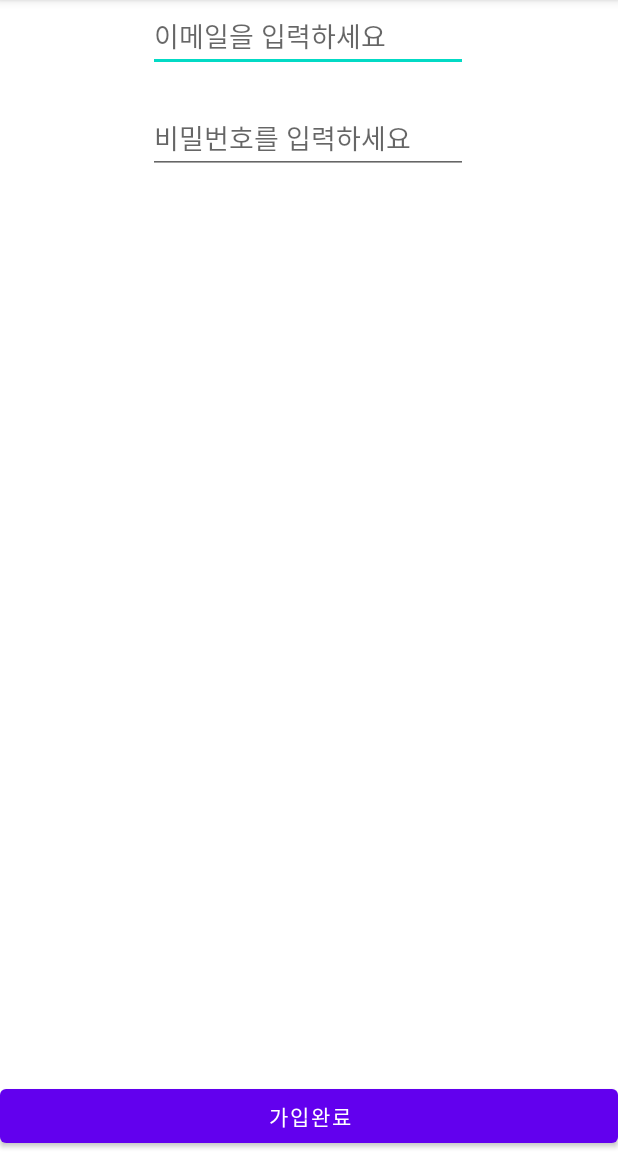
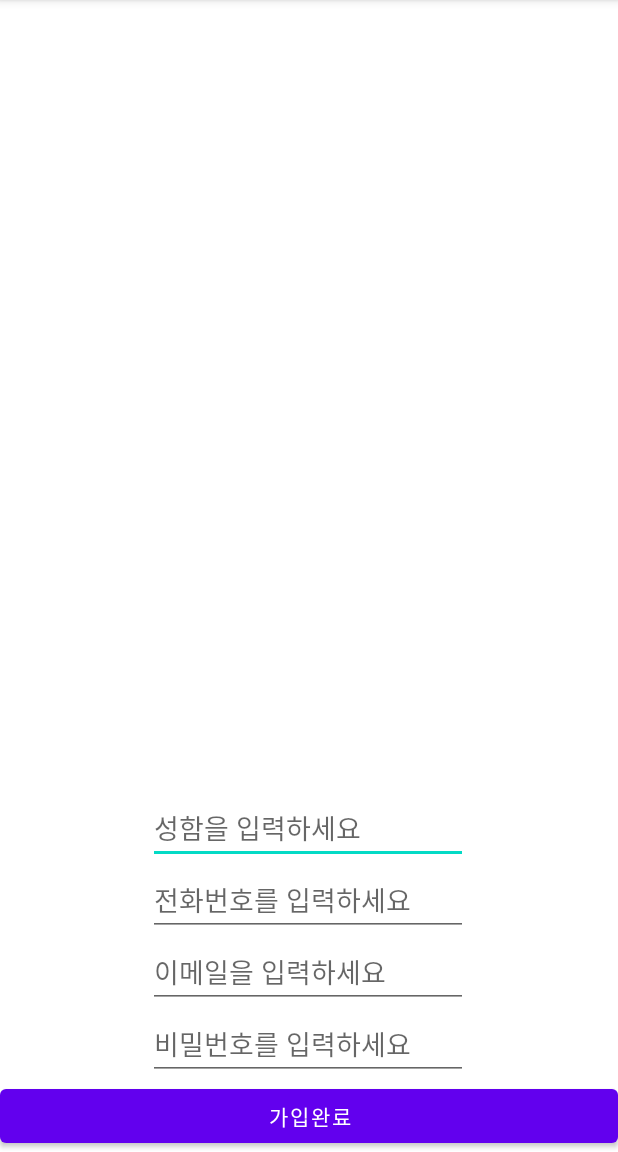
Before and after one commit to Hyeon0706/GotoJeju, an Android app: the RegisterActivity screen opened directly, with no data from a screen before it, on a phone screen of 412 x 824 dp, the part 84-1236 px from its top. Run offline under Robolectric (Android 15) with nearby library versions, the phone set to English and light mode, and no system bars; our stand-ins replace Firebase (no records; nobody signed in at launch, a user with empty details on screens opened directly).

Commit message:
Merge remote-tracking branch 'origin/master'
# Conflicts:
#	.idea/deploymentTargetDropDown.xml
로그인 기능 회원가입 기능으로 시작
회원가입 기능에 사용자 정보 추가

```diff
--- a/app/src/main/java/com/example/myapplication/RegisterActivity.java
+++ b/app/src/main/java/com/example/myapplication/RegisterActivity.java
@@ -21,7 +21,7 @@ public class RegisterActivity extends AppCompatActivity {
 
     private FirebaseAuth mFirebaseAuth;     //파이어베이스 인증
     private DatabaseReference nDatabaseRef; //실시간 데이터베이스
-    private EditText mEtEmail,mEtPwd;       //회원가입 입력필드
+    private EditText mEtEmail,mEtPwd,mEtName,mEtphoneNum;       //회원가입 입력필드
     private Button mBtnRegister;            //회원가입 버튼
 
 
@@ -36,6 +36,8 @@ public class RegisterActivity extends AppCompatActivity {
         mEtEmail=findViewById(R.id.et_email);
         mEtPwd=findViewById(R.id.et_pwd);
         mBtnRegister=findViewById(R.id.btn_register);
+        mEtName=findViewById(R.id.et_name);
+        mEtphoneNum=findViewById(R.id.et_phoneNum);
 
         mBtnRegister.setOnClickListener(new View.OnClickListener() {
             @Override
@@ -43,6 +45,8 @@ public class RegisterActivity extends AppCompatActivity {
                 // 회원가입 처리 시작
                 String strEmail =mEtEmail.getText().toString(); //문자열로 입력된 걸 가져옴
                 String strPwd=mEtPwd.getText().toString(); //변수에 할당
+                String strName=mEtName.getText().toString(); // 이름 할당
+                String strPhoneNum=mEtphoneNum.getText().toString(); //폰번호 할당
 
                 //firebaseAuth 진행
                 mFirebaseAuth.createUserWithEmailAndPassword(strEmail,strPwd).addOnCompleteListener(RegisterActivity.this, new OnCompleteListener<AuthResult>() {
@@ -52,20 +56,25 @@ public class RegisterActivity extends AppCompatActivity {
                         if(task.isSuccessful()) {
                             FirebaseUser firebaseUser = mFirebaseAuth.getCurrentUser(); //현재 유저 가져오기
                             UserAccount account =new UserAccount();
+                            //데이터베이스에 삽입
                             account.setIdToken(firebaseUser.getUid()); //고윳값
                             account.setEmailId(firebaseUser.getEmail());
                             account.setPassword(strPwd);
+                            account.setName(strName);
+                            account.setPhoneNum(strPhoneNum);
 
                             //setValue :database에 insert(삽입)행위
                             nDatabaseRef.child("UserAccount").child(firebaseUser.getUid()).setValue(account);
 
                             Toast.makeText (RegisterActivity.this,"회원가입에 성공했습니다",Toast.LENGTH_SHORT).show();
-
+                            finish();
                         }else{
                             Toast.makeText (RegisterActivity.this,"회원가입에 실패했습니다",Toast.LENGTH_SHORT).show();
 
                         }
                     }
+
+
                 });
             }
         });
--- a/app/src/main/java/com/example/myapplication/UserAccount.java
+++ b/app/src/main/java/com/example/myapplication/UserAccount.java
@@ -6,7 +6,8 @@ public class UserAccount {
     private String idToken; //firebase uid (고유 토큰정보)
     private String emailId; // 이메일 아이디
     private String password;// 페스워드
-
+    private String name;
+    private String phoneNum;
 
 
     public UserAccount(){ } //파이어베이스 에서는 빈생성자만들어야함
@@ -40,6 +41,19 @@ public class UserAccount {
     }
 
 
+    public String getName() {
+        return name;
+    }
 
+    public void setName(String name) {
+        this.name = name;
+    }
 
+    public String getPhoneNum() {
+        return phoneNum;
+    }
+
+    public void setPhoneNum(String phoneNum) {
+        this.phoneNum = phoneNum;
+    }
 }
--- a/app/src/main/res/layout/activity_register.xml
+++ b/app/src/main/res/layout/activity_register.xml
@@ -7,6 +7,47 @@
     tools:context=".RegisterActivity">
 
     <EditText
+        android:id="@+id/et_name"
+        android:layout_width="wrap_content"
+        android:layout_height="wrap_content"
+
+        android:ems="10"
+        android:hint="성함을 입력하세요"
+        android:inputType="textEmailAddress"
+        app:layout_constraintBottom_toTopOf="@+id/et_phoneNum"
+        app:layout_constraintEnd_toEndOf="parent"
+        app:layout_constraintHorizontal_bias="0.497"
+        app:layout_constraintStart_toStartOf="parent"
+        tools:ignore="MissingConstraints" />
+
+    <EditText
+        android:id="@+id/et_phoneNum"
+        android:layout_width="wrap_content"
+        android:layout_height="wrap_content"
+
+        android:ems="10"
+        android:hint="전화번호를 입력하세요"
+        android:inputType="textEmailAddress"
+        app:layout_constraintBottom_toTopOf="@+id/et_email"
+        app:layout_constraintEnd_toEndOf="parent"
+        app:layout_constraintHorizontal_bias="0.497"
+        app:layout_constraintStart_toStartOf="parent"
+        tools:ignore="MissingConstraints" />
+
+    <EditText
+        android:id="@+id/et_pwd"
+        android:layout_width="wrap_content"
+        android:layout_height="wrap_content"
+        android:ems="10"
+
+        android:hint="비밀번호를 입력하세요"
+        android:inputType="textPassword"
+        app:layout_constraintBottom_toTopOf="@+id/btn_register"
+        app:layout_constraintEnd_toEndOf="parent"
+        app:layout_constraintHorizontal_bias="0.497"
+        app:layout_constraintStart_toStartOf="parent" />
+
+    <EditText
         android:id="@+id/et_email"
         android:layout_width="wrap_content"
         android:layout_height="wrap_content"
@@ -14,25 +55,11 @@
         android:ems="10"
         android:hint="이메일을 입력하세요"
         android:inputType="textEmailAddress"
+        app:layout_constraintBottom_toTopOf="@+id/et_pwd"
         app:layout_constraintEnd_toEndOf="parent"
         app:layout_constraintHorizontal_bias="0.497"
         app:layout_constraintStart_toStartOf="parent"
-        tools:layout_editor_absoluteY="314dp"
         tools:ignore="MissingConstraints" />
-
-    <EditText
-        android:id="@+id/et_pwd"
-        android:layout_width="wrap_content"
-        android:layout_height="wrap_content"
-        android:layout_marginTop="20dp"
-        android:ems="10"
-
-        android:hint="비밀번호를 입력하세요"
-        android:inputType="textPassword"
-        app:layout_constraintEnd_toEndOf="parent"
-        app:layout_constraintHorizontal_bias="0.497"
-        app:layout_constraintStart_toStartOf="parent"
-        app:layout_constraintTop_toBottomOf="@+id/et_email" />
 
     <Button
         android:id="@+id/btn_register"
```
